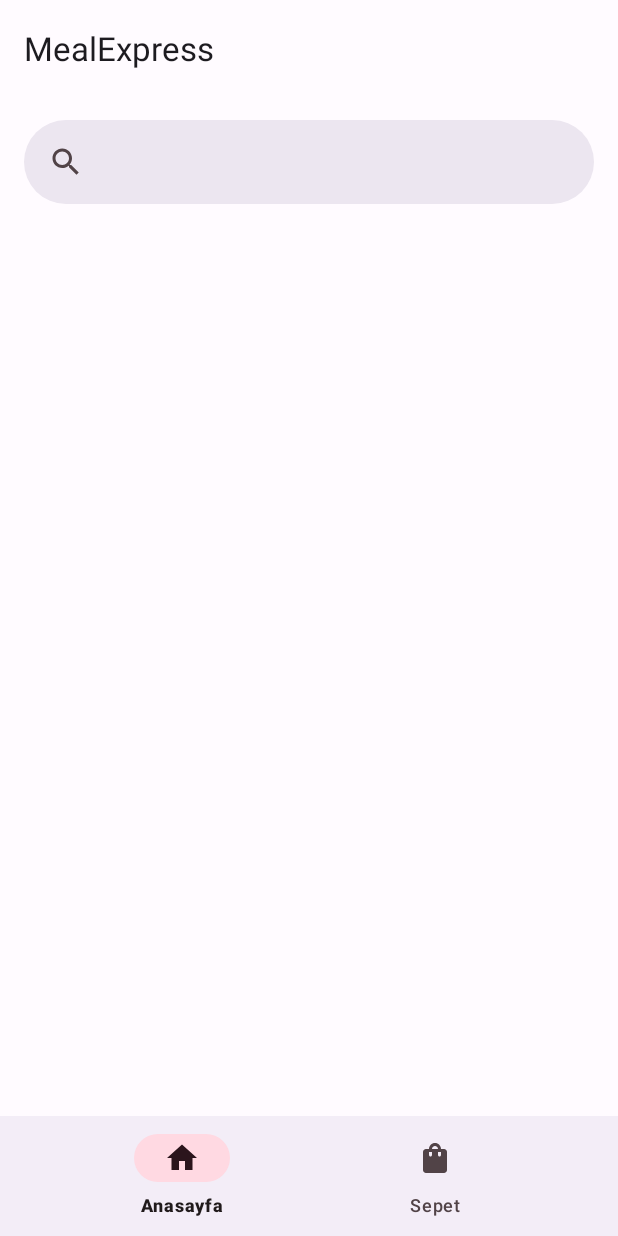
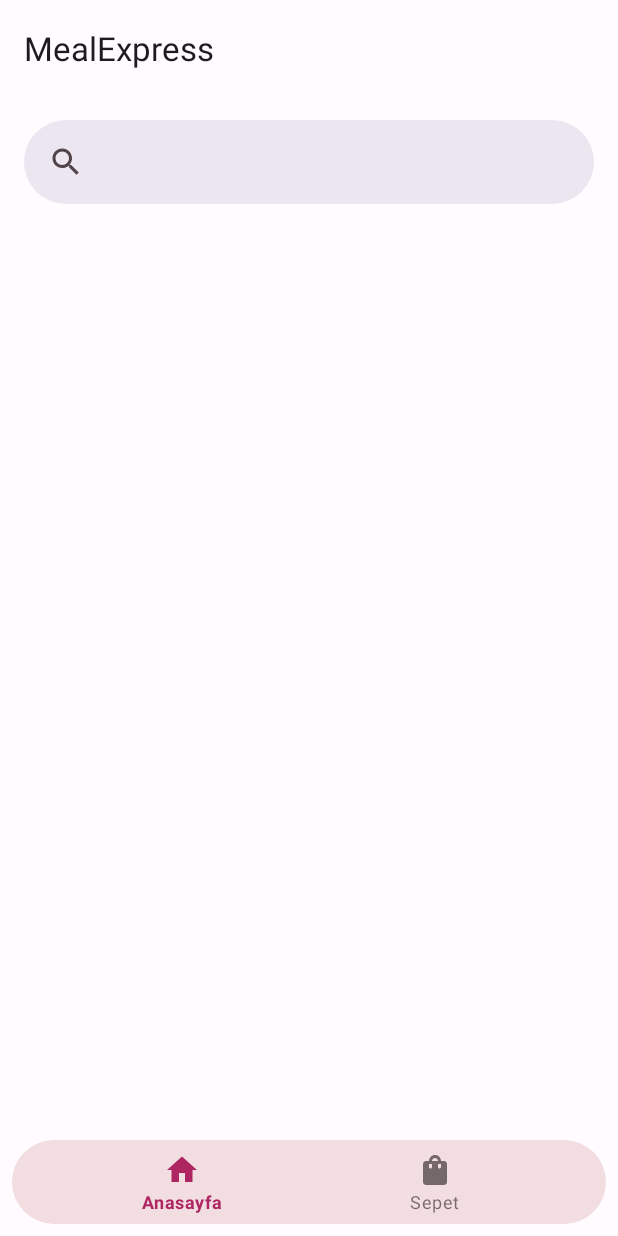
Before and after one commit to muratalarcin/MealExpressApp, an Android app: the screen it shows after launch (MainActivity), on a phone screen of 412 x 824 dp. Run offline under Robolectric (Android 15) with nearby library versions, the phone set to English and light mode, and no system bars; our stand-ins replace Dagger/Hilt's generated code, navigation-ui; 3 statements that could not run were skipped.

Commit message:
bottom navigation design

```diff
--- /dev/null
+++ b/app/src/main/res/drawable/bn_style.xml
@@ -0,0 +1,6 @@
+<?xml version="1.0" encoding="utf-8"?>
+<shape xmlns:android="http://schemas.android.com/apk/res/android">
+    <solid android:color="@color/md_theme_light_surfaceVariant"/>
+    <corners android:radius="40dp"/>
+
+</shape>
--- a/app/src/main/res/layout/activity_main.xml
+++ b/app/src/main/res/layout/activity_main.xml
@@ -20,8 +20,13 @@
 
     <com.google.android.material.bottomnavigation.BottomNavigationView
         android:id="@+id/bottomNavigationView"
+        style="@style/Widget.MaterialComponents.BottomNavigationView"
         android:layout_width="0dp"
         android:layout_height="wrap_content"
+        android:layout_marginStart="8dp"
+        android:layout_marginEnd="8dp"
+        android:layout_marginBottom="8dp"
+        android:background="@drawable/bn_style"
         app:layout_constraintBottom_toBottomOf="parent"
         app:layout_constraintEnd_toEndOf="parent"
         app:layout_constraintHorizontal_bias="0.5"
--- a/app/src/main/res/menu/menu.xml
+++ b/app/src/main/res/menu/menu.xml
@@ -3,14 +3,10 @@
 
     <item
         android:id="@+id/anasayfaFragment"
-        android:layout_width="wrap_content"
-        android:layout_height="wrap_content"
         android:icon="@drawable/ic_home"
         android:title="Anasayfa" />
     <item
         android:id="@+id/sepetFragment"
-        android:layout_width="wrap_content"
-        android:layout_height="wrap_content"
         android:icon="@drawable/ic_sepet"
         android:title="Sepet" />
 </menu>
```
Also changed, not shown: app/src/main/res/drawable/img.png (added).
